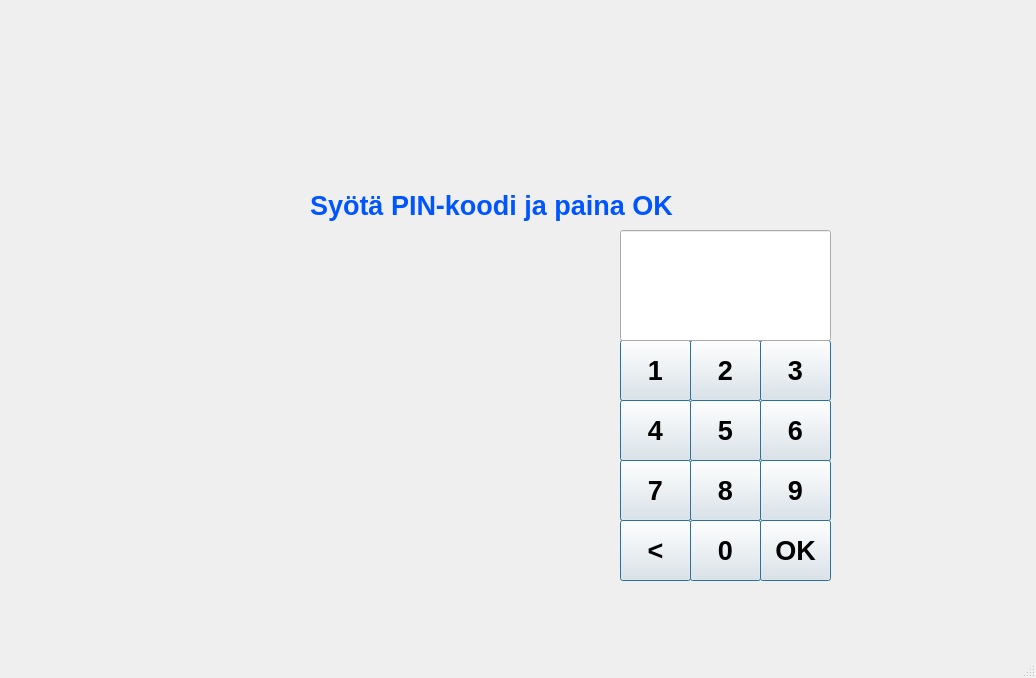
tvt21kmo-bank-project/group_7, file bankautomat/mainwindow2.ui: the form before one commit.
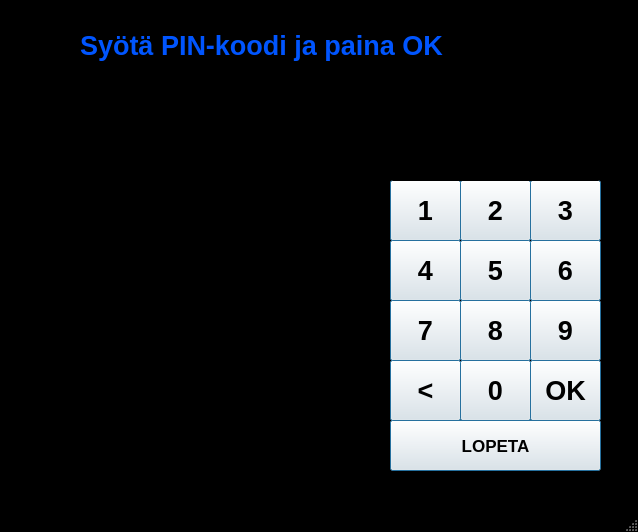
The form after the commit.

Diff of the .ui file:
```diff
--- a/bankautomat/mainwindow2.ui
+++ b/bankautomat/mainwindow2.ui
@@ -6,10 +6,74 @@
    <rect>
     <x>0</x>
     <y>0</y>
-    <width>1036</width>
-    <height>678</height>
+    <width>638</width>
+    <height>532</height>
    </rect>
   </property>
+  <property name="palette">
+   <palette>
+    <active>
+     <colorrole role="Base">
+      <brush brushstyle="SolidPattern">
+       <color alpha="255">
+        <red>0</red>
+        <green>0</green>
+        <blue>0</blue>
+       </color>
+      </brush>
+     </colorrole>
+     <colorrole role="Window">
+      <brush brushstyle="SolidPattern">
+       <color alpha="255">
+        <red>0</red>
+        <green>0</green>
+        <blue>0</blue>
+       </color>
+      </brush>
+     </colorrole>
+    </active>
+    <inactive>
+     <colorrole role="Base">
+      <brush brushstyle="SolidPattern">
+       <color alpha="255">
+        <red>0</red>
+        <green>0</green>
+        <blue>0</blue>
+       </color>
+      </brush>
+     </colorrole>
+     <colorrole role="Window">
+      <brush brushstyle="SolidPattern">
+       <color alpha="255">
+        <red>0</red>
+        <green>0</green>
+        <blue>0</blue>
+       </color>
+      </brush>
+     </colorrole>
+    </inactive>
+    <disabled>
+     <colorrole role="Base">
+      <brush brushstyle="SolidPattern">
+       <color alpha="255">
+        <red>0</red>
+        <green>0</green>
+        <blue>0</blue>
+       </color>
+      </brush>
+     </colorrole>
+     <colorrole role="Window">
+      <brush brushstyle="SolidPattern">
+       <color alpha="255">
+        <red>0</red>
+        <green>0</green>
+        <blue>0</blue>
+       </color>
+      </brush>
+     </colorrole>
+    </disabled>
+   </palette>
+  </property>
   <property name="windowTitle">
    <string>MainWindow</string>
   </property>
@@ -17,8 +81,8 @@
    <widget class="QPushButton" name="numero7">
     <property name="geometry">
      <rect>
-      <x>620</x>
-      <y>460</y>
+      <x>390</x>
+      <y>300</y>
       <width>71</width>
       <height>61</height>
      </rect>
@@ -43,8 +107,8 @@
    <widget class="QLabel" name="otsikko1">
     <property name="geometry">
      <rect>
-      <x>310</x>
-      <y>170</y>
+      <x>80</x>
+      <y>10</y>
       <width>491</width>
       <height>71</height>
      </rect>
@@ -505,8 +569,8 @@
    <widget class="QPushButton" name="numero5">
     <property name="geometry">
      <rect>
-      <x>690</x>
-      <y>400</y>
+      <x>460</x>
+      <y>240</y>
       <width>71</width>
       <height>61</height>
      </rect>
@@ -531,8 +595,8 @@
    <widget class="QPushButton" name="numero0">
     <property name="geometry">
      <rect>
-      <x>690</x>
-      <y>520</y>
+      <x>460</x>
+      <y>360</y>
       <width>71</width>
       <height>61</height>
      </rect>
@@ -557,8 +621,8 @@
    <widget class="QPushButton" name="numero3">
     <property name="geometry">
      <rect>
-      <x>760</x>
-      <y>340</y>
+      <x>530</x>
+      <y>180</y>
       <width>71</width>
       <height>61</height>
      </rect>
@@ -583,8 +647,8 @@
    <widget class="QPushButton" name="numero9">
     <property name="geometry">
      <rect>
-      <x>760</x>
-      <y>460</y>
+      <x>530</x>
+      <y>300</y>
       <width>71</width>
       <height>61</height>
      </rect>
@@ -609,8 +673,8 @@
    <widget class="QPushButton" name="numero4">
     <property name="geometry">
      <rect>
-      <x>620</x>
-      <y>400</y>
+      <x>390</x>
+      <y>240</y>
       <width>71</width>
       <height>61</height>
      </rect>
@@ -635,8 +699,8 @@
    <widget class="QPushButton" name="numero8">
     <property name="geometry">
      <rect>
-      <x>690</x>
-      <y>460</y>
+      <x>460</x>
+      <y>300</y>
       <width>71</width>
       <height>61</height>
      </rect>
@@ -661,8 +725,8 @@
    <widget class="QPushButton" name="numero1">
     <property name="geometry">
      <rect>
-      <x>620</x>
-      <y>340</y>
+      <x>390</x>
+      <y>180</y>
       <width>71</width>
       <height>61</height>
      </rect>
@@ -690,8 +754,8 @@
    <widget class="QPushButton" name="nappiok">
     <property name="geometry">
      <rect>
-      <x>760</x>
-      <y>520</y>
+      <x>530</x>
+      <y>360</y>
       <width>71</width>
       <height>61</height>
      </rect>
@@ -716,8 +780,8 @@
    <widget class="QLabel" name="label">
     <property name="geometry">
      <rect>
-      <x>260</x>
-      <y>230</y>
+      <x>30</x>
+      <y>70</y>
       <width>361</width>
       <height>351</height>
      </rect>
@@ -729,8 +793,8 @@
    <widget class="QPushButton" name="nappikorjaa">
     <property name="geometry">
      <rect>
-      <x>620</x>
-      <y>520</y>
+      <x>390</x>
+      <y>360</y>
       <width>71</width>
       <height>61</height>
      </rect>
@@ -755,8 +819,8 @@
    <widget class="QPushButton" name="numero6">
     <property name="geometry">
      <rect>
-      <x>760</x>
-      <y>400</y>
+      <x>530</x>
+      <y>240</y>
       <width>71</width>
       <height>61</height>
      </rect>
@@ -781,8 +845,8 @@
    <widget class="QPushButton" name="numero2">
     <property name="geometry">
      <rect>
-      <x>690</x>
-      <y>340</y>
+      <x>460</x>
+      <y>180</y>
       <width>71</width>
       <height>61</height>
      </rect>
@@ -810,8 +874,8 @@
    <widget class="QLineEdit" name="hankiID">
     <property name="geometry">
      <rect>
-      <x>620</x>
-      <y>230</y>
+      <x>390</x>
+      <y>70</y>
       <width>211</width>
       <height>111</height>
      </rect>
@@ -845,6 +909,29 @@
      <set>Qt::AlignCenter</set>
     </property>
    </widget>
+   <widget class="QPushButton" name="nappiLopeta">
+    <property name="geometry">
+     <rect>
+      <x>390</x>
+      <y>420</y>
+      <width>211</width>
+      <height>51</height>
+     </rect>
+    </property>
+    <property name="font">
+     <font>
+      <pointsize>13</pointsize>
+      <weight>75</weight>
+      <bold>true</bold>
+     </font>
+    </property>
+    <property name="text">
+     <string>LOPETA</string>
+    </property>
+    <property name="default">
+     <bool>true</bool>
+    </property>
+   </widget>
   </widget>
   <widget class="QMenuBar" name="menubar">
    <property name="geometry">
```
Left out of the diff: 4 changed lines with no effect on the pictures.
